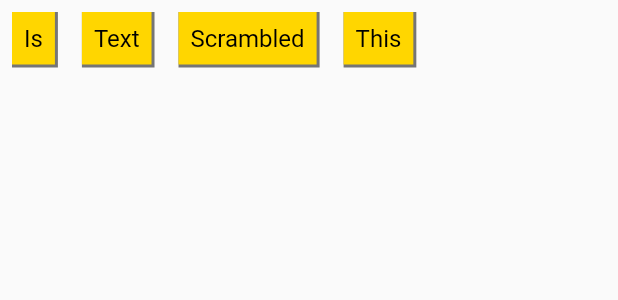
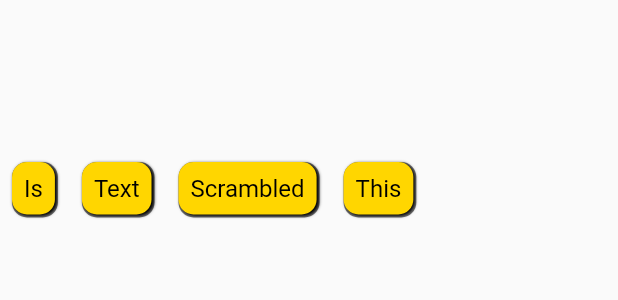
Before and after one commit to EducationalTechnologies/serene-prompt, a Flutter app: the ScrambleInternalisation widget shown alone on an empty page, opened directly, on a phone screen of 412 x 824 dp. Shown: the top 300 px of the screen. Run offline on Flutter 3.47's test engine with Material 2 defaults, Android fonts, the phone set to English and light mode, and no system bars; our stand-ins replace sqflite; accounts and stored records are empty.

Commit message:
implement word scramble

```diff
--- a/lib/screens/internalisation/scramble_internalisation.dart
+++ b/lib/screens/internalisation/scramble_internalisation.dart
@@ -1,6 +1,13 @@
 import 'dart:math';
+import 'package:flutter/material.dart';
 
-import 'package:flutter/material.dart';
+class ScrambleText {
+  int originalPosition;
+  bool isSelected;
+  String text;
+
+  ScrambleText({this.originalPosition, this.isSelected, this.text});
+}
 
 class ScrambleInternalisation extends StatefulWidget {
   @override
@@ -9,20 +16,37 @@ class ScrambleInternalisation extends StatefulWidget {
 }
 
 class _ScrambleInternalisationState extends State<ScrambleInternalisation> {
-  List<String> _sentence = ["This", "Is", "Scrambled", "Text"];
+  List<ScrambleText> _sentence = [
+    ScrambleText(originalPosition: 0, isSelected: false, text: "This"),
+    ScrambleText(originalPosition: 1, isSelected: false, text: "Is"),
+    ScrambleText(originalPosition: 2, isSelected: false, text: "Scrambled"),
+    ScrambleText(originalPosition: 3, isSelected: false, text: "Text"),
+  ];
 
   List<String> _builtSentence = [];
 
-  buildWordBox(String text) {
+  @override
+  initState() {
+    super.initState();
+    this._sentence = scrambleSentence(_sentence);
+  }
+
+  buildWordBox(ScrambleText scramble) {
     return GestureDetector(
       onTap: () {
         setState(() {
-          _builtSentence.add(text);
+          scramble.isSelected = !scramble.isSelected;
         });
       },
       child: Container(
-        child: Text(text),
-        color: Colors.yellowAccent[700],
+        decoration: BoxDecoration(
+            borderRadius: BorderRadius.circular(10),
+            color: Colors.yellowAccent[700],
+            boxShadow: [
+              BoxShadow(
+                  color: Colors.black, offset: Offset(1, 1), blurRadius: 1.0)
+            ]),
+        child: Text(scramble.text),
         margin: EdgeInsets.all(8.0),
         padding: EdgeInsets.all(8.0),
       ),
@@ -37,15 +61,18 @@ class _ScrambleInternalisationState extends State<ScrambleInternalisation> {
         });
       },
       child: Container(
+        decoration: BoxDecoration(
+          borderRadius: BorderRadius.circular(10),
+          color: Colors.grey[600],
+        ),
         child: Opacity(opacity: 0, child: Text(text)),
-        color: Colors.grey[600],
         margin: EdgeInsets.all(8.0),
         padding: EdgeInsets.all(9.0),
       ),
     );
   }
 
-  scrambleSentence(List<String> sentence) {
+  scrambleSentence(List sentence) {
     var random = new Random();
 
     for (var i = sentence.length - 1; i > 0; i--) {
@@ -59,21 +86,28 @@ class _ScrambleInternalisationState extends State<ScrambleInternalisation> {
     return sentence;
   }
 
+  buildSelectStack() {}
+
   @override
   Widget build(BuildContext context) {
-    this._sentence = scrambleSentence(_sentence);
     return Container(
       child: Column(
         children: <Widget>[
-          Wrap(
-            children: <Widget>[
-              for (var s in _builtSentence) buildWordBox(s),
-            ],
+          Container(
+            height: 100,
+            child: Wrap(
+              children: <Widget>[
+                for (var s in _sentence) if (s.isSelected) buildWordBox(s),
+              ],
+            ),
           ),
           Wrap(
             children: <Widget>[
               for (var s in _sentence)
-                Stack(children: [buildEmptyWord(s), buildWordBox(s)])
+                if (!s.isSelected)
+                  Stack(children: [buildEmptyWord(s.text), buildWordBox(s)])
+                else
+                  buildEmptyWord(s.text)
             ],
           ),
         ],
```
